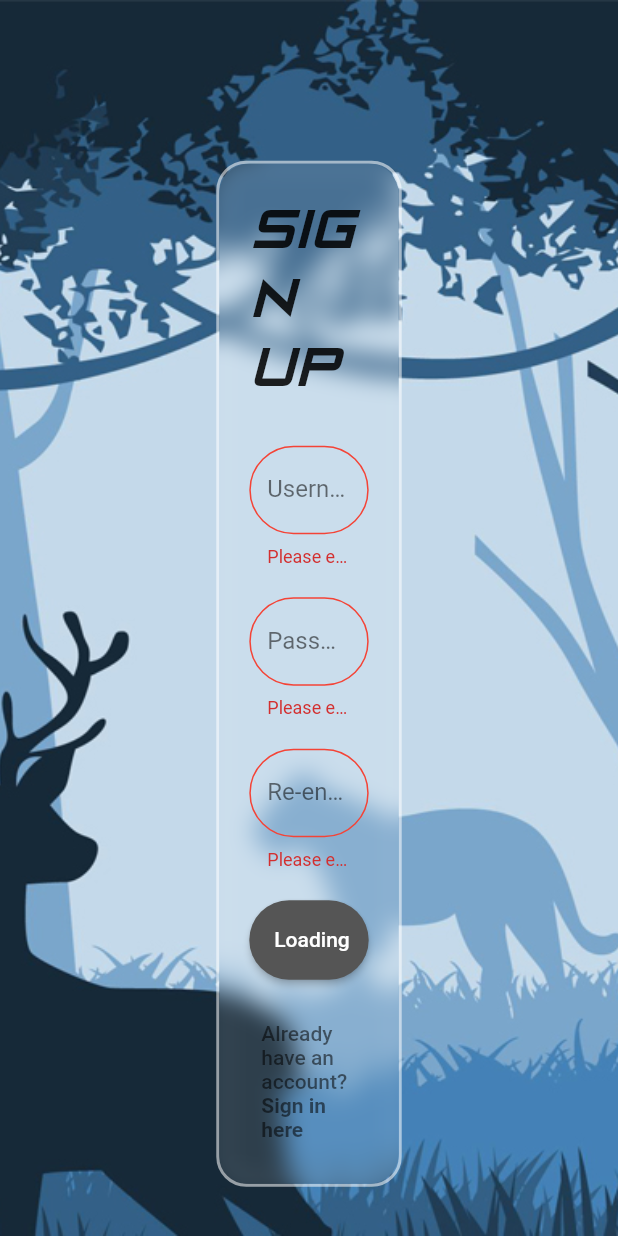
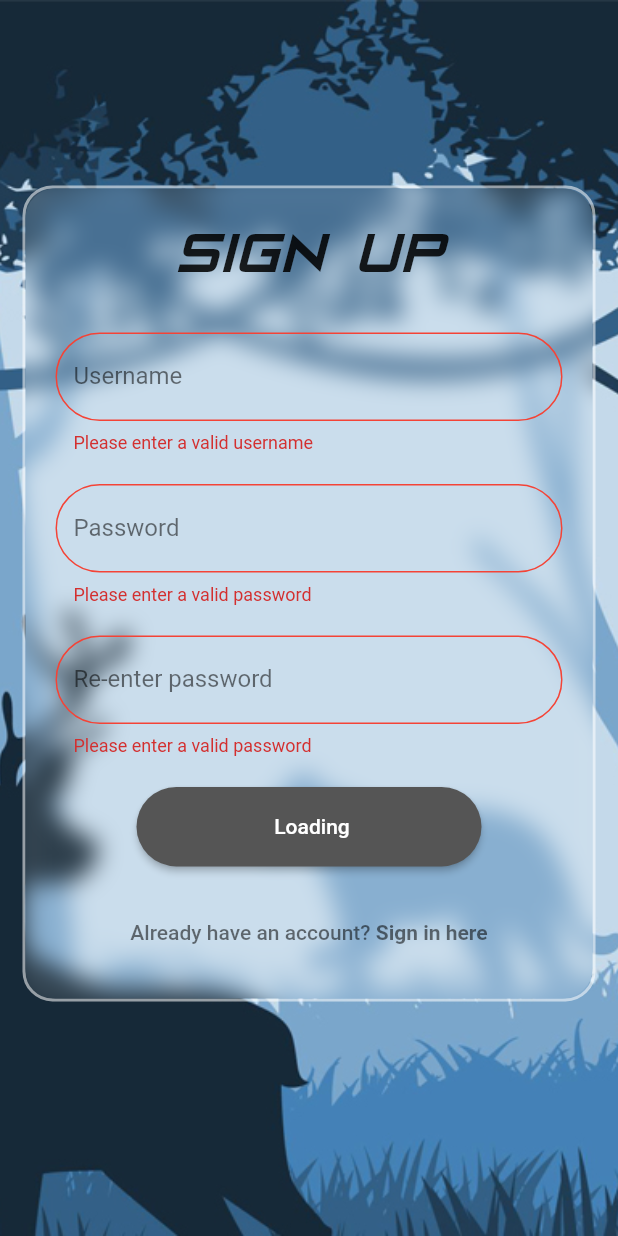
Before and after one commit to Tuanpluss02/StormX-Link, a Flutter app: the SignUpPage screen opened by its route, after a tap on "Sign Up", on a phone screen of 412 x 824 dp. Run offline on Flutter 3.47's test engine with Material 2 defaults, Android fonts, the phone set to English and light mode, and no system bars; drawn by our look-alikes of flutter_styled_toast, progress_state_button; our stand-ins replace dio, flutter_secure_storage, get, qr_flutter, rive, url_strategy; missing offline and left inert: flutter_animated_dialog, web_smooth_scroll; accounts and stored records are empty.

Commit message:
(refactor) migrate to bloc

```diff
--- a/lib/const_value.dart
+++ b/lib/const_value.dart
@@ -1,2 +1,2 @@
-const String apiDomain = 'https://stormx.vercel.app';
+const String apiDomain = 'https://url.stormx.tech';
 // const String apiDomain = 'http://127.0.0.1:8000';
--- a/lib/main.dart
+++ b/lib/main.dart
@@ -56,7 +56,6 @@ class MyApp extends StatelessWidget {
         ),
         initialRoute: '/login',
         routes: {
-          // '/home': (context) => HomePage(),
           '/login': (context) => const LoginPage(),
           '/signup': (context) => const SignUpPage(),
         },
--- a/lib/pages/signup_page.dart
+++ b/lib/pages/signup_page.dart
@@ -6,6 +6,7 @@ import 'package:url_shortener_flutter/controllers/bool_var.dart';
 import 'package:url_shortener_flutter/models/user.dart';
 import 'package:url_shortener_flutter/pages/home_page.dart';
 import 'package:url_shortener_flutter/services/api.dart';
+import 'package:url_shortener_flutter/utils/get_screen_size.dart' as get_screen;
 import 'package:url_shortener_flutter/utils/submit_button.dart';
 
 class SignUpPage extends StatefulWidget {
@@ -58,9 +59,22 @@ class _SignUpPageState extends State<SignUpPage> {
     return IntrinsicHeight(
       child: Container(
         margin: EdgeInsets.only(
-            top: size.height * 0.13,
-            left: size.width * 0.35,
-            right: size.width * 0.35),
+          top: get_screen.isWeb(context)
+              ? size.height * 0.1
+              : get_screen.isTab(context)
+                  ? 200
+                  : size.height * 0.15,
+          left: get_screen.isWeb(context)
+              ? size.width * 0.35
+              : get_screen.isTab(context)
+                  ? 150
+                  : 15,
+          right: get_screen.isWeb(context)
+              ? size.width * 0.35
+              : get_screen.isTab(context)
+                  ? 150
+                  : 15,
+        ),
         // margin: EdgeInsets.symmetric(
         //     horizontal: size.width * 0.35, vertical: size.height * 0.17),
         decoration: BoxDecoration(
--- /dev/null
+++ b/lib/utils/get_screen_size.dart
@@ -0,0 +1,20 @@
+import 'package:flutter/material.dart';
+
+enum ScreenType { mobile, tab, web }
+
+ScreenType getScreenType(BuildContext context) {
+  double scrWidth = MediaQuery.of(context).size.width;
+  if (scrWidth > 915) {
+    return ScreenType.web;
+  } else if (scrWidth < 650) {
+    return ScreenType.mobile;
+  }
+  return ScreenType.tab;
+}
+
+bool isMobile(BuildContext context) =>
+    getScreenType(context) == ScreenType.mobile;
+
+bool isTab(BuildContext context) => getScreenType(context) == ScreenType.tab;
+
+bool isWeb(BuildContext context) => getScreenType(context) == ScreenType.web;
--- a/pubspec.yaml
+++ b/pubspec.yaml
@@ -36,7 +36,7 @@ dependencies:
   # Use with the CupertinoIcons class for iOS style icons.
   cupertino_icons: ^1.0.2
   dio: ^5.0.2
-  get: ^4.6.5
+  # get: ^4.6.5
   logging: ^1.1.1
   progress_state_button: ^1.0.4
   flutter_styled_toast: ^2.1.3
@@ -46,6 +46,9 @@ dependencies:
   flutter_secure_storage: ^8.0.0
   rive: ^0.10.3
   url_strategy: ^0.2.0
+  bloc: ^8.1.2
+  flutter_bloc: ^8.1.3
+  equatable: ^2.0.5
 
 dev_dependencies:
   flutter_test:
```
Also changed, not shown: lib/components/shorten_form.dart (+7 -7 lines), lib/pages/login_page.dart (+36 -12 lines), lib/repositories/auth_repository.dart (added, +96 -0 lines), lib/repositories/secure_storage_repository.dart (added, +15 -0 lines), lib/repositories/url_repository.dart (added, +104 -0 lines), lib/services/api.dart (deleted, +0 -175 lines), firebase.json, lib/utils/secure_storage_method.dart (renamed from lib/services/storage.dart), pubspec.lock, 3 other files.
